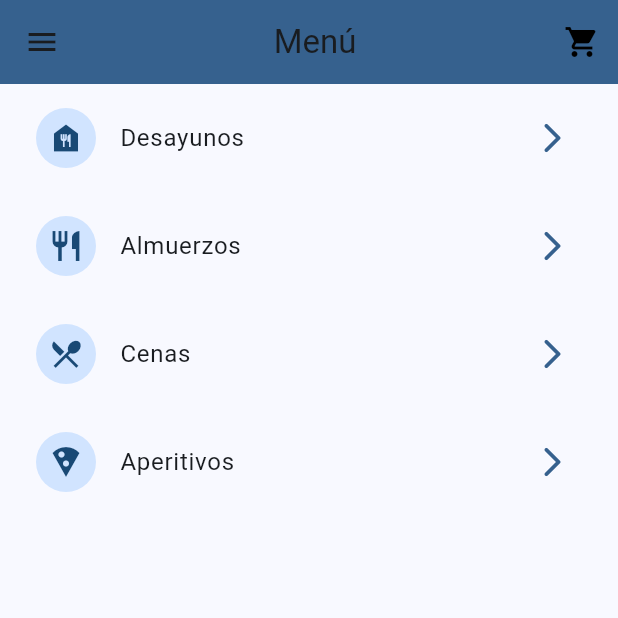
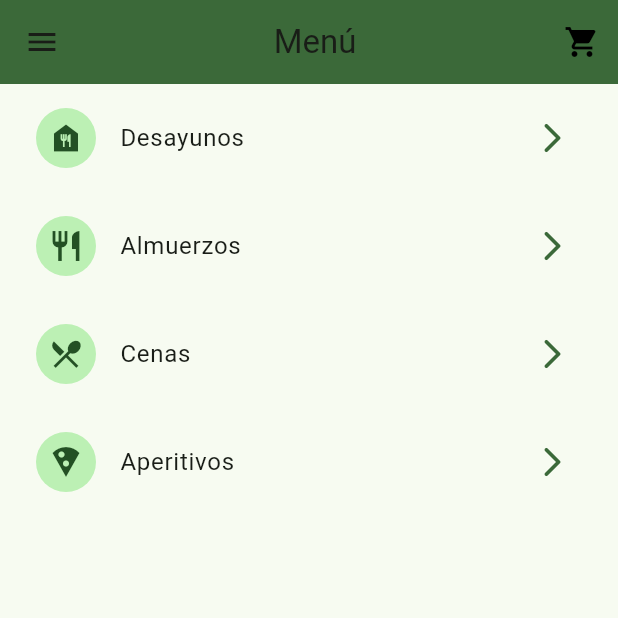
Before and after one commit to Bernard06g/laboratorio_5_grupon05, a Flutter app: the screen it shows after launch, on a phone screen of 412 x 824 dp, the top half of it. Run offline on Flutter 3.47's test engine with Material 3 defaults, Android fonts, the phone set to English and light mode, and no system bars.

```diff
--- a/lib/main.dart
+++ b/lib/main.dart
@@ -20,7 +20,7 @@ class MyApp extends StatelessWidget {
     return MaterialApp(
      debugShowCheckedModeBanner: false,
       title: 'Flutter widgets',
-      theme: AppTheme(selectedColor: 1).theme(),
+      theme: AppTheme(selectedColor: 2).theme(),
       home: const HomePage(),
       routes: {
        '/breakfastsScreen':(context)=> const BreakfastsScreen(),
```
